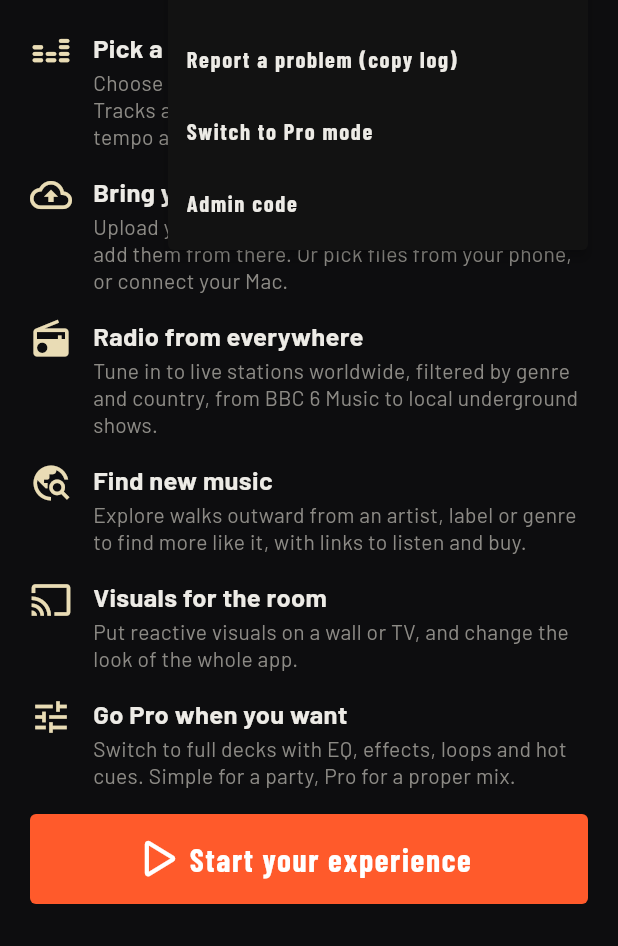
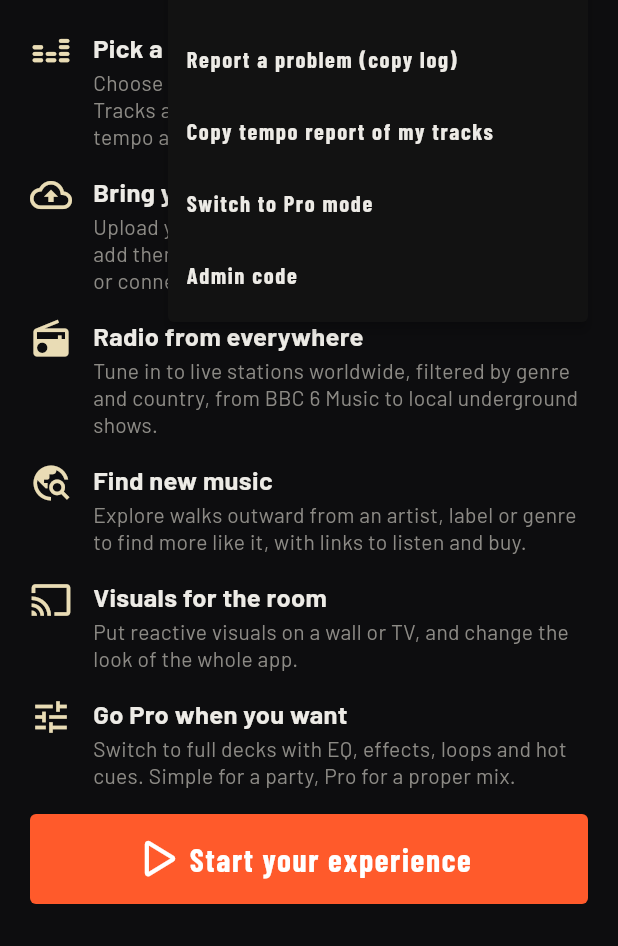
Before and after one commit to ben-clift/SetFlow, a Flutter app: the screen it shows after launch, after a tap on the "more vert" icon, on a phone screen of 412 x 824 dp, the part 290-1236 px from its top. Run offline on Flutter 3.47's test engine with Material 3 defaults, Android fonts, the phone set to English and light mode, and no system bars; our stand-ins replace file_picker, image_picker, permission_handler, share_plus, shared_preferences and 2 more; missing offline and left inert: dart:ffi, google_mlkit_text_recognition, photo_manager; accounts and stored records are empty.

Commit message:
Add tempo report of the library to the menu
Co-Authored-By: Claude Sonnet 5.5 <noreply@anthropic.com>
Claude-Session: https://claude.ai/code/session_01YCEXcqMYGQgKHRSULhNeTU

```diff
--- a/lib/ui/simple_view.dart
+++ b/lib/ui/simple_view.dart
@@ -1833,6 +1833,19 @@ class _SimpleViewState extends State<SimpleView> with WidgetsBindingObserver {
     );
   }
 
+  /// One line per track in the library with the tempo and key Setflow found,
+  /// so odd readings (a drum and bass track at half speed, say) are easy to spot.
+  void _copyTempoReport() {
+    const keys = ['C', 'C#', 'D', 'Eb', 'E', 'F', 'F#', 'G', 'Ab', 'A', 'Bb', 'B'];
+    String key(int? k) => k == null || k < 0 || k > 23 ? '-' : '${keys[k % 12]}${k >= 12 ? 'm' : ''}';
+    final rows = [
+      for (final t in widget.library.tracks)
+        '${t.artist.isEmpty ? '' : '${t.artist} - '}${t.title} | ${t.bpm == null ? '-' : t.bpm!.toStringAsFixed(1)} BPM | ${key(t.key)} | ${t.genre.isEmpty ? '-' : t.genre} | ${(t.durationMs / 1000).round()}s'
+    ];
+    Clipboard.setData(ClipboardData(text: 'Setflow tempo report (${rows.length} tracks)\n${rows.join('\n')}'));
+    _toast('Copied the tempo report for ${rows.length} tracks. Paste it into a message.');
+  }
+
   void _copyLog() {
     Clipboard.setData(ClipboardData(text: DebugLog.instance.lines.join("\n")));
     DebugLog.instance.markCopied();
@@ -1896,6 +1909,7 @@ class _SimpleViewState extends State<SimpleView> with WidgetsBindingObserver {
                     PopupMenuButton<String>(
                       onSelected: (v) {
                         if (v == 'log') _copyLog();
+                        if (v == 'tempo') _copyTempoReport();
                         if (v == 'mac') _macSheet();
                         if (v == 'explore') Navigator.of(context).push(MaterialPageRoute<void>(builder: (_) => ExplorePage(host: fullAppFinderHost(widget.library))));
                         if (v == 'projector') _openProjector();
@@ -1917,6 +1931,7 @@ class _SimpleViewState extends State<SimpleView> with WidgetsBindingObserver {
                         const PopupMenuItem(value: 'explore', child: Text('Explore: find new artists, labels and tracks')),
                         const PopupMenuItem(value: 'mac', child: Text('Connect my Mac (shared folders)')),
                         const PopupMenuItem(value: 'log', child: Text('Report a problem (copy log)')),
+                        const PopupMenuItem(value: 'tempo', child: Text('Copy tempo report of my tracks')),
                         const PopupMenuItem(value: 'pro', child: Text('Switch to Pro mode')),
                         PopupMenuItem(value: 'admin', child: Text(Admin.on.value ? 'Admin: turn off' : 'Admin code')),
                       ],
```
